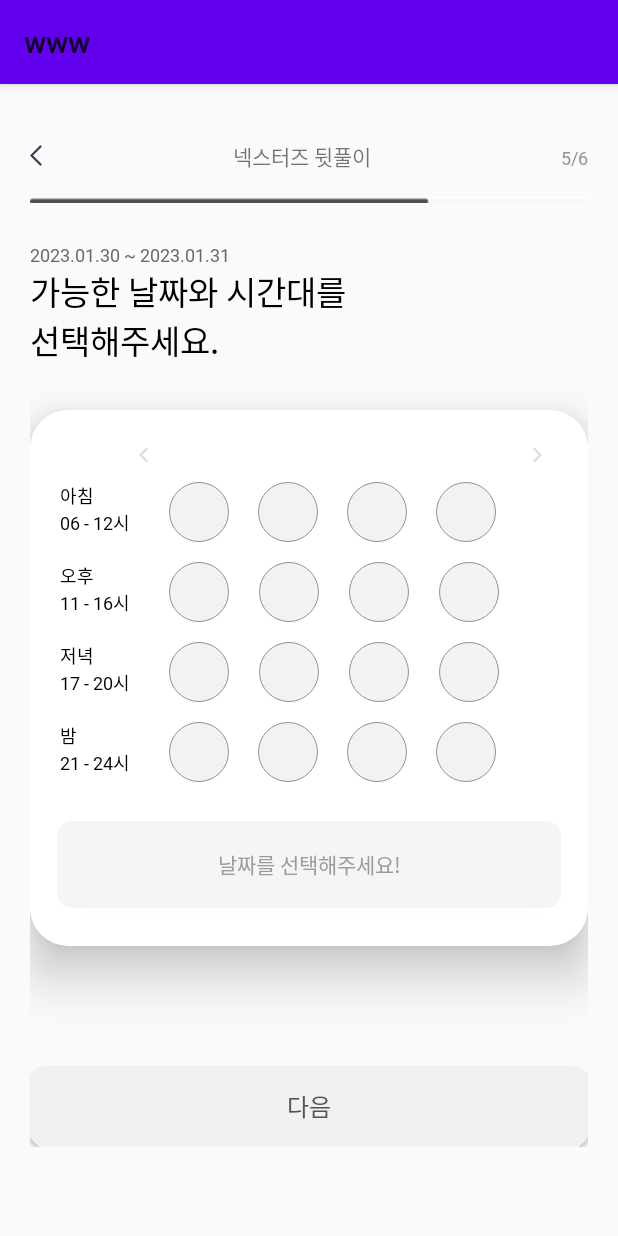
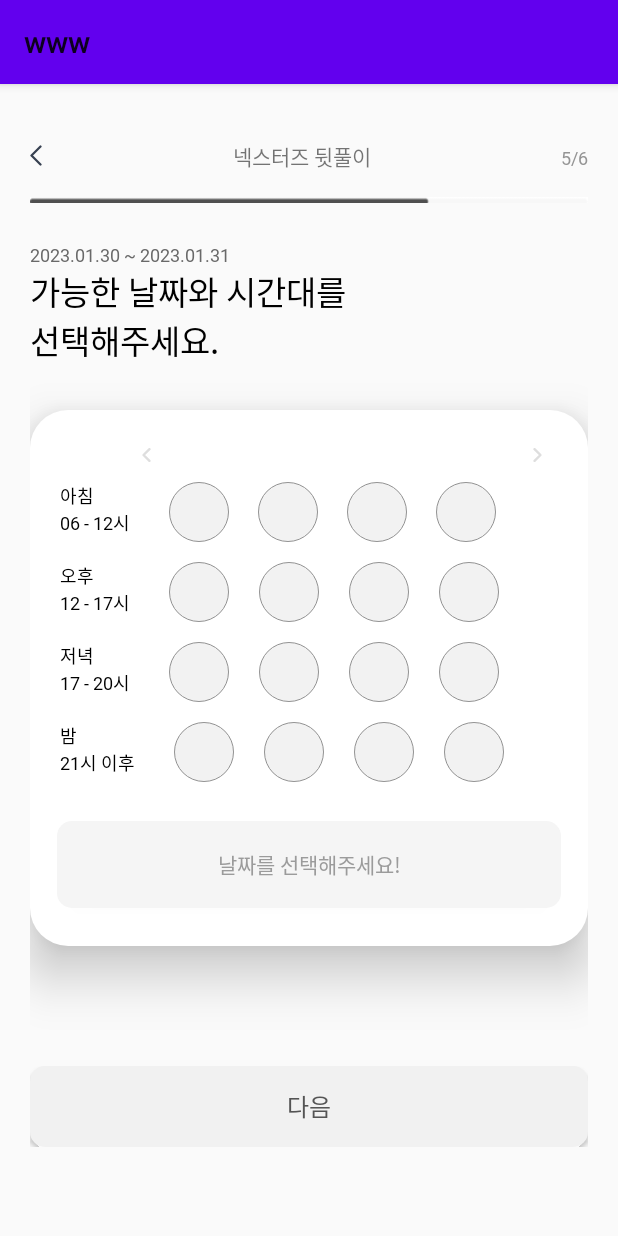
Before and after one commit to Nexters/www-android, an Android app: the screen it shows after launch (MainActivity), on a phone screen of 412 x 824 dp. Run offline under Robolectric (Android 15) with nearby library versions, the phone set to English and light mode, and no system bars.

Commit message:
[add] #8 날짜 및 시간대 선택 뷰 만들기

```diff
--- a/app/src/main/res/layout/activity_main.xml
+++ b/app/src/main/res/layout/activity_main.xml
@@ -126,6 +126,7 @@
                     android:id="@+id/vector_left_meeting_date"
                     android:layout_width="wrap_content"
                     android:layout_height="wrap_content"
+                    android:layout_marginStart="2dp"
                     android:layout_gravity="center_vertical"
                     android:src="@drawable/vector_left"/>
 
@@ -137,7 +138,7 @@
                 <androidx.recyclerview.widget.RecyclerView
                     android:layout_width="215dp"
                     android:layout_height="wrap_content"
-                    android:layout_marginStart="20dp"
+                    android:layout_marginStart="18dp"
                     android:layout_marginEnd="20dp"
                     tools:listitem="@layout/item_date_process5"
                     app:layoutManager="androidx.recyclerview.widget.LinearLayoutManager"
@@ -252,7 +253,7 @@
                     <TextView
                         android:layout_width="wrap_content"
                         android:layout_height="wrap_content"
-                        android:text="11 - 16시"
+                        android:text="12 - 17시"
                         android:textSize="12dp"
                         android:fontFamily="@font/spoqa_han_sans_bold"
                         android:textColor="@color/black"/>
@@ -397,7 +398,7 @@
                     <TextView
                         android:layout_width="wrap_content"
                         android:layout_height="wrap_content"
-                        android:text="21 - 24시"
+                        android:text="21시 이후"
                         android:textSize="12dp"
                         android:fontFamily="@font/spoqa_han_sans_bold"
                         android:textColor="@color/black"/>
@@ -422,7 +423,7 @@
                         android:layout_width="wrap_content"
                         android:layout_height="wrap_content"
                         android:background="@drawable/ellipse_meeting_time_check"
-                        android:layout_marginStart="19dp"/>
+                        android:layout_marginStart="20dp"/>
 
 
                     <ImageView
@@ -430,7 +431,7 @@
                         android:layout_width="wrap_content"
                         android:layout_height="wrap_content"
                         android:background="@drawable/ellipse_meeting_time_check"
-                        android:layout_marginStart="19dp"/>
+                        android:layout_marginStart="20dp"/>
 
 
                     <ImageView
@@ -438,7 +439,7 @@
                         android:layout_width="wrap_content"
                         android:layout_height="wrap_content"
                         android:background="@drawable/ellipse_meeting_time_check"
-                        android:layout_marginStart="19dp"/>
+                        android:layout_marginStart="20dp"/>
 
                 </LinearLayout>
 
```
